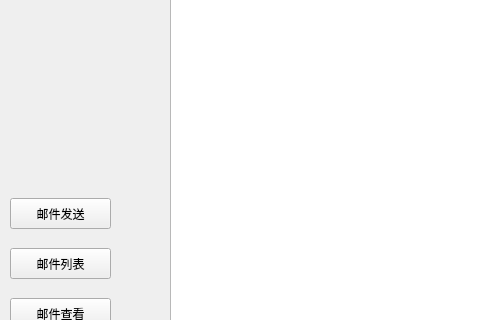
Above: qmailbegin.ui from grysgreat/QtMail before the change; both pictures show x 0 to 480 and y 102 to 422 of the 780 by 521 pixel window. Below: the same form after it.
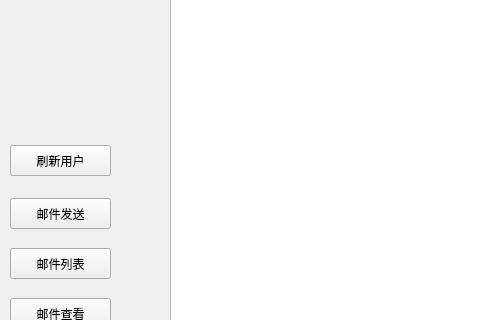
That is the form after the change.

Commit message: 修好了刷新用户时的闪退问题：原因时combox的clear函数错误调用了changeindex函数且index=-1； 做好的sendmial类的更改，现在发送邮件支持多用户

```diff
--- a/qmailbegin.ui
+++ b/qmailbegin.ui
@@ -113,6 +113,19 @@
     </rect>
    </property>
   </widget>
+  <widget class="QPushButton" name="pushButton_5">
+   <property name="geometry">
+    <rect>
+     <x>10</x>
+     <y>247</y>
+     <width>101</width>
+     <height>31</height>
+    </rect>
+   </property>
+   <property name="text">
+    <string>刷新用户</string>
+   </property>
+  </widget>
  </widget>
  <resources/>
  <connections>
```
The commit also changes 12 other files.
